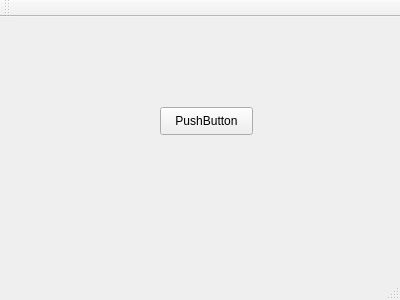
This is bit-biter/mainwindow.ui in bmatt468/bit-biter as Qt 5 draws it before an edit. The edited form follows.
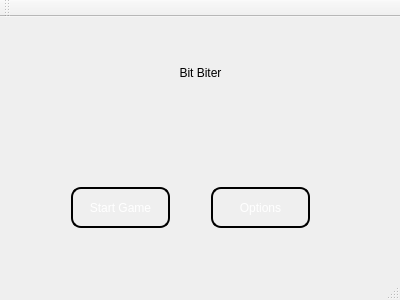
This is the edited form.

Patch:
```diff
--- a/bit-biter/mainwindow.ui
+++ b/bit-biter/mainwindow.ui
@@ -17,14 +17,88 @@
    <widget class="QPushButton" name="pushButton">
     <property name="geometry">
      <rect>
-      <x>160</x>
-      <y>90</y>
-      <width>93</width>
-      <height>28</height>
+      <x>70</x>
+      <y>170</y>
+      <width>101</width>
+      <height>41</height>
      </rect>
     </property>
+    <property name="styleSheet">
+     <string notr="true">QPushButton {    
+    min-height: 1.5em;    
+    font: 1em;   
+    margin: 0 1px 0 1px;   
+    color: white;    
+    background-color: qlineargradient(x1: 0, y1: 0, x2: 0, y2: 1,
+                                      stop: 0 #000000, stop: 1 #CCCCCC);
+    
+    border-style: outset;    
+    border-radius: 10px;
+    border-width: 2px;   
+    border-color: #000000;
+}
+ 
+
+QPushButton:pressed {    
+    background-color: qlineargradient(x1: 0, y1: 0, x2: 0, y2: 1,
+                                      stop: 0 #CCCCCC, stop: 1 #000000);
+}</string>
+    </property>
     <property name="text">
-     <string>PushButton</string>
+     <string>Start Game</string>
+    </property>
+   </widget>
+   <widget class="QPushButton" name="pushButton_2">
+    <property name="geometry">
+     <rect>
+      <x>210</x>
+      <y>170</y>
+      <width>101</width>
+      <height>41</height>
+     </rect>
+    </property>
+    <property name="styleSheet">
+     <string notr="true">QPushButton {    
+    min-height: 1.5em;    
+    font: 1em;   
+    margin: 0 1px 0 1px;   
+    color: white;    
+    background-color: qlineargradient(x1: 0, y1: 0, x2: 0, y2: 1,
+                                      stop: 0 #000000, stop: 1 #cccccc);
+    
+    border-style: outset;    
+    border-radius: 10px;
+    border-width: 2px;   
+    border-color: #000000;
+}
+ 
+
+QPushButton:pressed {    
+    background-color: qlineargradient(x1: 0, y1: 0, x2: 0, y2: 1,
+                                      stop: 0 #cccccc, stop: 1 #000000);
+}</string>
+    </property>
+    <property name="text">
+     <string>Options</string>
+    </property>
+   </widget>
+   <widget class="QLabel" name="label">
+    <property name="geometry">
+     <rect>
+      <x>0</x>
+      <y>10</y>
+      <width>401</width>
+      <height>91</height>
+     </rect>
+    </property>
+    <property name="styleSheet">
+     <string notr="true">font: 46pt &quot;LLPixel&quot;;</string>
+    </property>
+    <property name="text">
+     <string>Bit Biter</string>
+    </property>
+    <property name="alignment">
+     <set>Qt::AlignCenter</set>
     </property>
    </widget>
   </widget>
```
Left out of the diff: 2 changed lines with no effect on the pictures.
